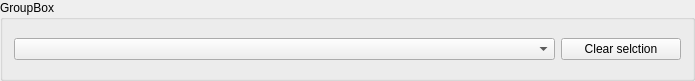
Above: uiDesigns/CompWizard_SmplAssignBox.ui from ym3141/EasyFlowQ before the change. Below: the same form after it.
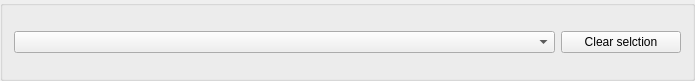
That is the form after the change.

Commit message: Finished Page2 of compWizard

Diff of the .ui file:
```diff
--- a/uiDesigns/CompWizard_SmplAssignBox.ui
+++ b/uiDesigns/CompWizard_SmplAssignBox.ui
@@ -10,11 +10,11 @@
     <height>81</height>
    </rect>
   </property>
-  <property name="windowTitle">
-   <string>GroupBox</string>
-  </property>
-  <property name="title">
-   <string>GroupBox</string>
+  <property name="sizePolicy">
+   <sizepolicy hsizetype="Preferred" vsizetype="Fixed">
+    <horstretch>0</horstretch>
+    <verstretch>0</verstretch>
+   </sizepolicy>
   </property>
   <layout class="QHBoxLayout" name="horizontalLayout">
    <item>
```
Left out of the diff: 2 changed lines with no effect on the pictures. The commit also changes 2 other files.
